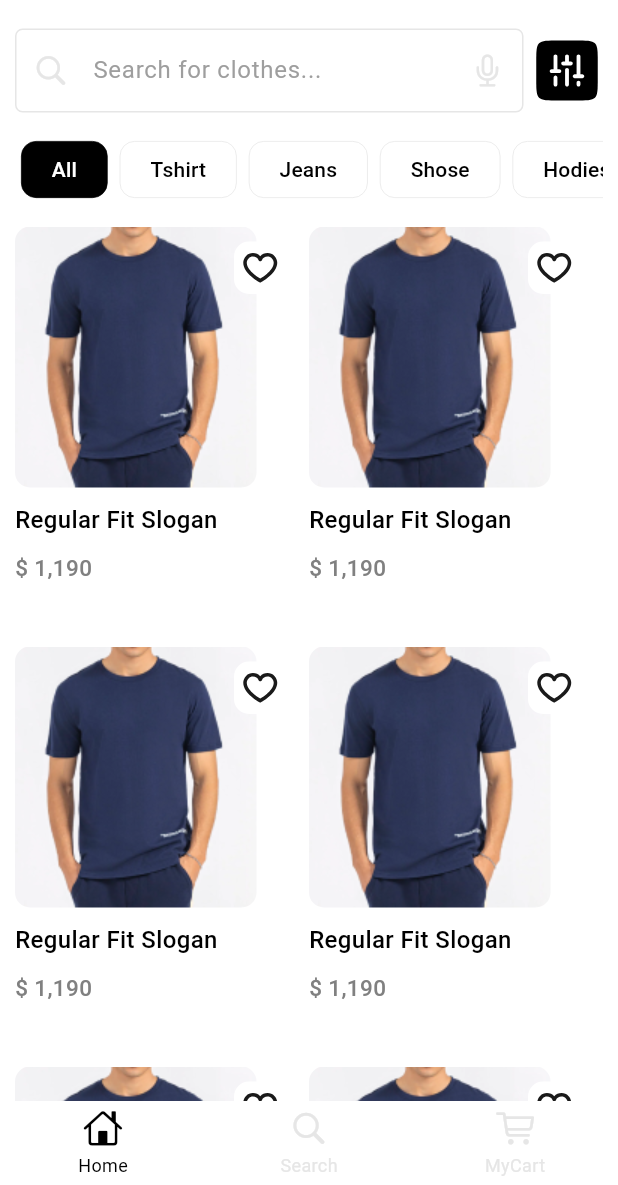
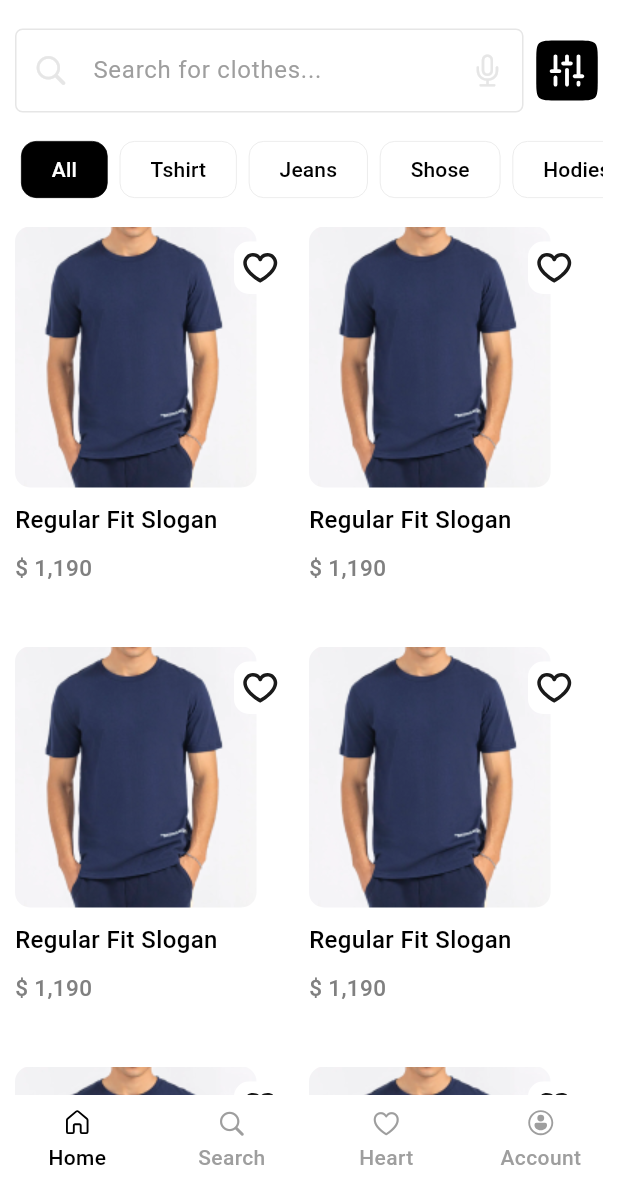
Before and after one commit to Selim513/e_commerce_fitmode, a Flutter app: the CustomBottomNavBar screen opened by its route, on a phone screen of 412 x 824 dp, the part 51-1236 px from its top. Run offline on Flutter 3.47's test engine with Material 3 defaults, Android fonts, the phone set to English and light mode, and no system bars; drawn by our look-alikes of buttons_tabbar, persistent_bottom_nav_bar; our stand-ins replace fluentui_system_icons, flutter_bloc, flutter_svg, gap, go_router, google_fonts and 1 more; accounts and stored records are empty; network calls fail.

Commit message:
create navBar model for the bottom nav bar

```diff
--- /dev/null
+++ b/lib/core/model/app_navigation_bar_model.dart
@@ -0,0 +1,19 @@
+import 'package:fluentui_system_icons/fluentui_system_icons.dart';
+import 'package:flutter/cupertino.dart';
+
+class AppNavigationBarModel {
+  final Widget icon;
+  final String title;
+
+  AppNavigationBarModel({required this.icon, required this.title});
+}
+
+List<AppNavigationBarModel> navBarItemList = [
+  AppNavigationBarModel(
+      icon: const Icon(FluentIcons.home_12_regular), title: 'Home'),
+  AppNavigationBarModel(
+      icon: const Icon(CupertinoIcons.search), title: 'Search'),
+  AppNavigationBarModel(icon: const Icon(CupertinoIcons.heart), title: 'Heart'),
+  AppNavigationBarModel(
+      icon: const Icon(FluentIcons.person_circle_12_regular), title: 'Account'),
+];
--- a/lib/core/utils/routes.dart
+++ b/lib/core/utils/routes.dart
@@ -4,7 +4,7 @@ import 'package:e_commerce_fitmode/features/auth/presentation/views/password_res
 import 'package:e_commerce_fitmode/features/home/presentation/views/notification_view.dart';
 import 'package:e_commerce_fitmode/features/home/presentation/views/saved_item_view.dart';
 import 'package:e_commerce_fitmode/features/home/presentation/views/search_view.dart';
-import 'package:e_commerce_fitmode/features/home/presentation/views/widgets/custom_bottom_nav_bar.dart';
+import 'package:e_commerce_fitmode/core/widgets/custom_bottom_nav_bar.dart';
 import 'package:e_commerce_fitmode/features/on_boarding/presentation/views/get_started_view.dart';
 import 'package:e_commerce_fitmode/features/on_boarding/presentation/views/splash_view_screen_view.dart';
 import 'package:go_router/go_router.dart';
--- a/pubspec.yaml
+++ b/pubspec.yaml
@@ -9,7 +9,8 @@ environment:
 dependencies:
   buttons_tabbar: ^1.3.14
   cupertino_icons: ^1.0.8
-  egyptian_id_parser: ^1.0.7
+
+  fluentui_system_icons: ^1.1.270
   flutter:
     sdk: flutter
   flutter_bloc: ^8.1.6
```
Also changed, not shown: lib/core/widgets/custom_bottom_nav_bar.dart (renamed from lib/features/home/presentation/views/widgets/custom_bottom_nav_bar.dart, +11 -21 lines), assets/icons/Home.svg (added), assets/icons/Search.svg (added), assets/icons/User.svg (added), assets/icons/cart.svg (added), pubspec.lock.
